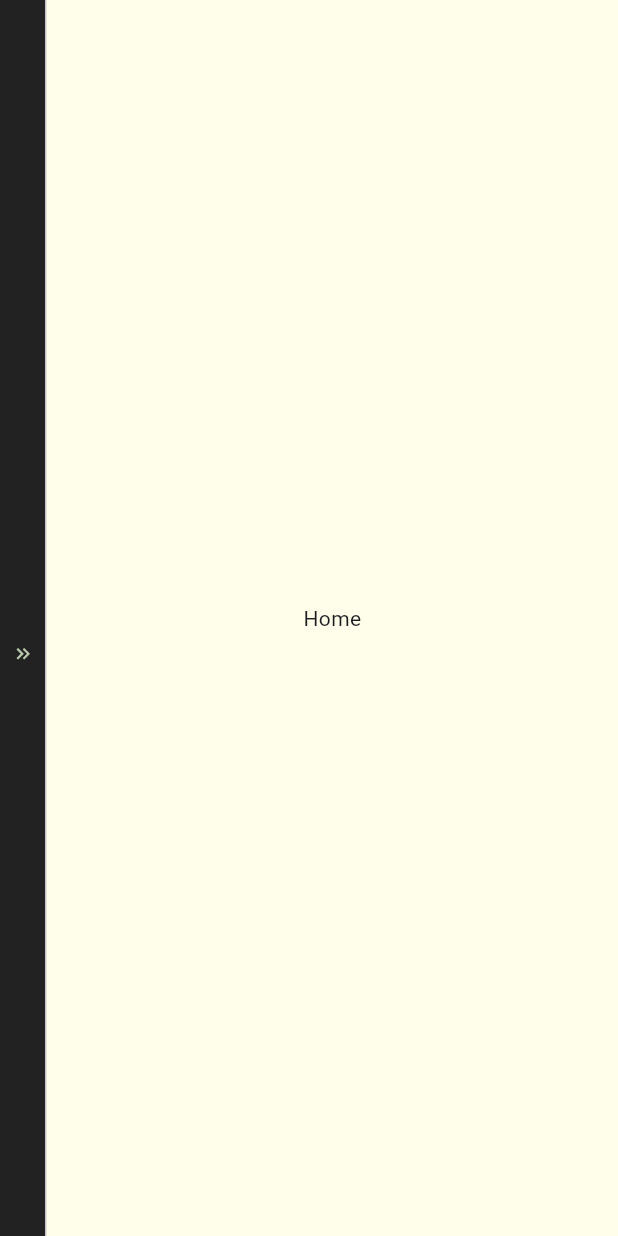
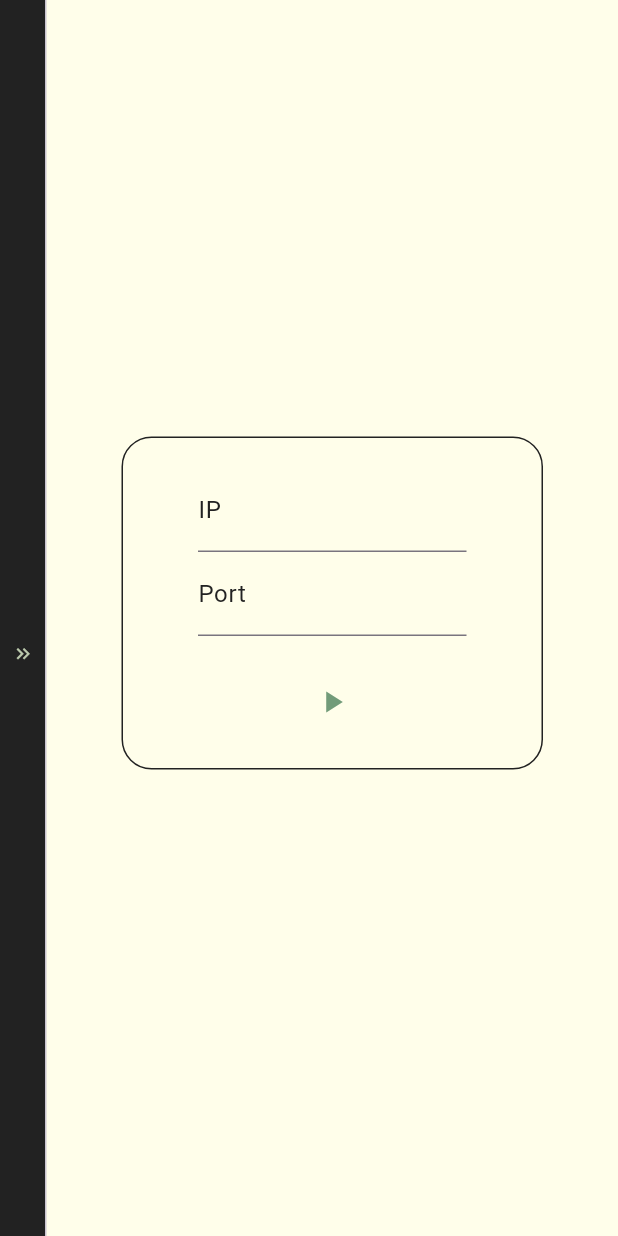
Before and after one commit to joshk326/lynk, a Flutter app: the screen it shows after launch, on a phone screen of 412 x 824 dp. Run offline on Flutter 3.47's test engine with Material 3 defaults, Android fonts, the phone set to English and light mode, and no system bars; missing offline and left inert: window_manager.

Commit message:
Lots of changes

```diff
--- a/lib/Classes/server/client.dart
+++ b/lib/Classes/server/client.dart
@@ -39,6 +39,7 @@ class Client {
     _connected = true;
     print("Connected to ${_socket.remoteAddress}:${_socket.remotePort}");
 
+    // Sender client name back to server
     _socket.write(_name);
 
     _socket.listen(
--- /dev/null
+++ b/lib/Classes/server/init.dart
@@ -0,0 +1,4 @@
+export 'address.dart';
+export 'client.dart';
+export 'server.dart';
+export 'message.dart';
--- a/lib/Classes/server/message.dart
+++ b/lib/Classes/server/message.dart
@@ -3,4 +3,7 @@ class Message {
   late String sender;
   late String message;
   Message(this.date, this.sender, this.message);
+  String asString() {
+    return "$date - From: $sender, Message: '$message'";
+  }
 }
--- a/lib/Constants/theme.dart
+++ b/lib/Constants/theme.dart
@@ -6,22 +6,44 @@ Color white = const Color.fromARGB(255, 255, 255, 255);
 Color background = const Color(0xfffffeea);
 Color lightGreen = const Color.fromARGB(255, 188, 202, 173);
 Color darkGreen = const Color(0xff729B79);
+Color flatRed = const Color.fromARGB(255, 230, 101, 92);
 
 ThemeData appTheme = ThemeData(
     primaryColor: darkGreen,
     scaffoldBackgroundColor: background,
     highlightColor: lightGreen,
+    textSelectionTheme: TextSelectionThemeData(
+        selectionColor: lightGreen, cursorColor: flatBlack),
     elevatedButtonTheme: ElevatedButtonThemeData(
         style: ButtonStyle(
             backgroundColor: WidgetStatePropertyAll(darkGreen),
             foregroundColor: WidgetStatePropertyAll(background),
             shape: const WidgetStatePropertyAll(RoundedRectangleBorder(
                 borderRadius: BorderRadius.all(Radius.circular(5)))))),
-    scrollbarTheme:
-        ScrollbarThemeData(thumbColor: WidgetStatePropertyAll(darkGreen)),
+    inputDecorationTheme: InputDecorationTheme(
+        labelStyle: TextStyle(color: flatBlack),
+        focusColor: darkGreen,
+        focusedBorder:
+            UnderlineInputBorder(borderSide: BorderSide(color: darkGreen))),
+    scrollbarTheme: ScrollbarThemeData(
+        thumbColor: WidgetStatePropertyAll(darkGreen),
+        thumbVisibility: const WidgetStatePropertyAll(true)),
     appBarTheme: AppBarTheme(
+      backgroundColor: background,
+    ),
+    textButtonTheme: TextButtonThemeData(
+        style: ButtonStyle(
+            foregroundColor: WidgetStatePropertyAll(flatBlack),
+            overlayColor: WidgetStatePropertyAll(lightGreen))),
+    dialogTheme: DialogTheme(
       backgroundColor: background,
     ),
     hoverColor: lightGrey,
     floatingActionButtonTheme: FloatingActionButtonThemeData(
-        backgroundColor: darkGreen, foregroundColor: white));
+        backgroundColor: darkGreen, foregroundColor: white),
+    switchTheme: SwitchThemeData(
+        trackColor: WidgetStateProperty.resolveWith((states) {
+          return states.contains(WidgetState.selected) ? lightGreen : flatRed;
+        }),
+        overlayColor: WidgetStatePropertyAll(darkGreen.withAlpha(10)),
+        thumbColor: WidgetStatePropertyAll(background)));
--- a/lib/Screens/home.dart
+++ /dev/null
@@ -1,15 +0,0 @@
-import 'package:flutter/material.dart';
-
-class Home extends StatefulWidget {
-  const Home({super.key});
-
-  @override
-  State<Home> createState() => _HomeState();
-}
-
-class _HomeState extends State<Home> {
-  @override
-  Widget build(BuildContext context) {
-    return const Text("Home");
-  }
-}
--- /dev/null
+++ b/lib/Screens/server_dashboard.dart
@@ -0,0 +1,209 @@
+import 'package:flutter/material.dart';
+import 'package:flutter/services.dart';
+
+import 'package:app/Classes/server/init.dart';
+import 'package:app/Constants/functions.dart';
+import 'package:app/Constants/theme.dart';
+import 'package:app/Widgets/alert.dart';
+
+// Global variables
+String ipInput = "";
+String portInput = "";
+bool serverRunning = false;
+Address? serverAddr;
+Server? server;
+String consoleOutput = "";
+Icon serverBtnIcon = const Icon(Icons.play_arrow);
+Color serverBtnColor = darkGreen;
+bool showConsole = false;
+
+class ServerDashboard extends StatefulWidget {
+  const ServerDashboard({super.key});
+
+  @override
+  State<ServerDashboard> createState() => _ServerDashboardState();
+}
+
+class _ServerDashboardState extends State<ServerDashboard> {
+  var ipTxtContr = TextEditingController(
+    text: ipInput.isNotEmpty ? ipInput : "",
+  );
+
+  var portTxtContr =
+      TextEditingController(text: portInput.isNotEmpty ? portInput : "");
+
+  @override
+  Widget build(BuildContext context) {
+    return Padding(
+      padding: const EdgeInsets.all(50),
+      child: Column(
+        mainAxisAlignment: MainAxisAlignment.center,
+        children: [
+          Container(
+            constraints: const BoxConstraints(maxWidth: 800),
+            padding: const EdgeInsets.symmetric(vertical: 20, horizontal: 50),
+            decoration: BoxDecoration(
+                color: background,
+                border: Border.all(color: flatBlack),
+                borderRadius: const BorderRadius.all(Radius.circular(20))),
+            child: Column(
+              children: [
+                TextField(
+                  controller: ipTxtContr,
+                  maxLength: 15,
+                  decoration:
+                      const InputDecoration(labelText: "IP", counterText: ""),
+                  onChanged: (value) {
+                    setState(() {
+                      ipInput = value;
+                    });
+                  },
+                ),
+                TextField(
+                  controller: portTxtContr,
+                  maxLength: 5,
+                  decoration:
+                      const InputDecoration(labelText: "Port", counterText: ""),
+                  inputFormatters: <TextInputFormatter>[
+                    FilteringTextInputFormatter.digitsOnly
+                  ],
+                  onChanged: (value) {
+                    setState(() {
+                      portInput = value;
+                    });
+                  },
+                ),
+                const SizedBox(
+                  height: 20,
+                ),
+                IconButton(
+                  icon: serverBtnIcon,
+                  color: serverBtnColor,
+                  onPressed: () => runServer(),
+                ),
+              ],
+            ),
+          ),
+          const SizedBox(
+            height: 20,
+          ),
+          Visibility(
+            visible: serverRunning,
+            child: Wrap(
+              children: [
+                const Align(
+                    widthFactor: 7.8,
+                    heightFactor: 1.5,
+                    alignment: Alignment.bottomRight,
+                    child: Text("Show Console")),
+                Align(
+                  widthFactor: 1.2,
+                  alignment: Alignment.centerRight,
+                  child: Switch(
+                      value: showConsole,
+                      onChanged: (context) {
+                        setState(() {
+                          showConsole = !showConsole;
+                        });
+                      }),
+                )
+              ],
+            ),
+          ),
+          Visibility(
+            visible: showConsole,
+            child: StreamBuilder(
+                stream: Stream.periodic(const Duration(seconds: 1))
+                    .asyncMap((i) => getConsoleData()),
+                builder: (context, snapshot) {
+                  var data = snapshot.data;
+                  if (serverRunning && (data != null)) {
+                    for (String item in data) {
+                      if (!consoleOutput.contains(item)) {
+                        consoleOutput = "$consoleOutput\n$item";
+                      }
+                    }
+                  } else {
+                    consoleOutput = "";
+                  }
+                  return Container(
+                      height: 200,
+                      width: 800,
+                      padding: const EdgeInsets.all(20),
+                      decoration: BoxDecoration(
+                          border: Border.all(color: flatBlack),
+                          borderRadius:
+                              const BorderRadius.all(Radius.circular(20))),
+                      child: Column(
+                        children: [
+                          Text(
+                            "Console Output",
+                            style: TextStyle(
+                              color: darkGreen,
+                              fontSize: 20,
+                              fontWeight: FontWeight.bold,
+                            ),
+                          ),
+                          Expanded(
+                              child: SingleChildScrollView(
+                                  padding: const EdgeInsets.only(right: 20),
+                                  child: Text(consoleOutput))),
+                        ],
+                      ));
+                }),
+          ),
+        ],
+      ),
+    );
+  }
+
+  void runServer() {
+    if (!serverRunning && (ipInput.isNotEmpty) && (portInput.isNotEmpty)) {
+      if ((validateIP(ipInput)) && validatePort(portInput)) {
+        setState(() {
+          serverAddr = Address(ipInput, int.parse(portInput));
+          server = Server(serverAddr!);
+          server!.start();
+          serverRunning = server!.isRunning();
+          serverBtnIcon = const Icon(Icons.stop);
+          serverBtnColor = Colors.red;
+        });
+      } else {
+        createDialogPopUp(context, "Error", "Invalid ip or port format");
+      }
+    } else if (serverRunning && server != null) {
+      // Do some error checking - kind of looks gross...
+      setState(() {
+        serverRunning = false;
+      });
+      setState(() {
+        serverBtnIcon = const Icon(Icons.play_arrow);
+        serverBtnColor = darkGreen;
+      });
+      if (!checkConsoleError()) {
+        setState(() {
+          server!.stop();
+        });
+      }
+    } else {
+      createDialogPopUp(context, "Error", "Please enter both an ip and port");
+    }
+  }
+
+  bool checkConsoleError() {
+    if (consoleOutput.contains(ServerErrors["CONN_ERR"]!)) {
+      return true;
+    }
+    return false;
+  }
+
+  List<String> getConsoleData() {
+    List<String> retVal = [];
+    if (serverRunning) {
+      retVal = server!.getConsoleOutput();
+    } else {
+      retVal = [""];
+    }
+    return retVal;
+  }
+}
--- a/lib/main.dart
+++ b/lib/main.dart
@@ -10,12 +10,12 @@ void main() async {
     await windowManager.ensureInitialized();
 
     WindowOptions windowOptions = const WindowOptions(
-      center: true,
-      minimumSize: Size(900, 800),
-      backgroundColor: Colors.transparent,
-      skipTaskbar: false,
-      titleBarStyle: TitleBarStyle.normal,
-    );
+        center: true,
+        minimumSize: Size(900, 800),
+        backgroundColor: Colors.transparent,
+        skipTaskbar: false,
+        titleBarStyle: TitleBarStyle.normal,
+        title: "Lynk");
     windowManager.waitUntilReadyToShow(windowOptions, () async {
       await windowManager.show();
       await windowManager.focus();
@@ -31,7 +31,7 @@ class App extends StatelessWidget {
   Widget build(BuildContext context) {
     return MaterialApp(
       debugShowCheckedModeBanner: false,
-      title: 'App',
+      title: 'Lynk',
       theme: appTheme,
       home: const Navigation(),
     );
--- a/lib/navigation.dart
+++ b/lib/navigation.dart
@@ -1,5 +1,6 @@
 import 'package:app/Constants/theme.dart';
-import 'package:app/Screens/home.dart';
+import 'package:app/Screens/client_dashboard.dart';
+import 'package:app/Screens/server_dashboard.dart';
 import 'package:app/Screens/settings.dart';
 import 'package:flutter/material.dart';
 import 'dart:io' show Platform;
@@ -13,7 +14,11 @@ class Navigation extends StatefulWidget {
 
 class _NavigationState extends State<Navigation> {
   int _currentIndex = 0;
-  final screens = [const Home(), const Settings()];
+  final screens = [
+    const ServerDashboard(),
+    const ClientDashboard(),
+    const Settings()
+  ];
   bool _navHidden = Platform.isIOS || Platform.isAndroid ? true : false;
   double _navWidth = Platform.isIOS || Platform.isAndroid ? 30 : 200;
   @override
@@ -49,12 +54,12 @@ class _NavigationState extends State<Navigation> {
                                 ? false
                                 : true,
                             child: Container(
-                              color: background,
+                              color: Colors.transparent,
                               width: double.infinity,
                               height: 150,
                               margin: const EdgeInsets.only(bottom: 20),
                               child: Image.network(
-                                "https://koontzcoding.com/images/logo",
+                                "https://m.economictimes.com/thumb/height-450,width-600,imgsize-99562,msid-60988845/the-story-of-chinese-panda-and-its-diplomatic-strength.jpg",
                               ),
                             ),
                           ),
@@ -64,7 +69,7 @@ class _NavigationState extends State<Navigation> {
                             },
                             iconSize: 30,
                             icon: Icon(
-                              Icons.home,
+                              Icons.router,
                               color:
                                   _currentIndex == 0 ? darkGreen : lightGreen,
                             ),
@@ -75,9 +80,20 @@ class _NavigationState extends State<Navigation> {
                             },
                             iconSize: 30,
                             icon: Icon(
+                              Icons.connect_without_contact,
+                              color:
+                                  _currentIndex == 1 ? darkGreen : lightGreen,
+                            ),
+                          ),
+                          IconButton(
+                            onPressed: () {
+                              screenChange(2);
+                            },
+                            iconSize: 30,
+                            icon: Icon(
                               Icons.settings,
                               color:
-                                  _currentIndex == 1 ? darkGreen : lightGreen,
+                                  _currentIndex == 2 ? darkGreen : lightGreen,
                             ),
                           )
                         ],
@@ -88,7 +104,7 @@ class _NavigationState extends State<Navigation> {
                           ? height / 2
                           : Platform.isIOS || Platform.isAndroid
                               ? height / 1.5
-                              : height - 320,
+                              : height - 370,
                     ),
                     IconButton(
                       onPressed: () {
```
Also changed, not shown: lib/Classes/server/server.dart (+52 -15 lines), lib/Constants/functions.dart (added, +41 -0 lines), lib/Screens/client_dashboard.dart (added, +15 -0 lines), lib/Widgets/alert.dart (added, +28 -0 lines), 2 other files.
